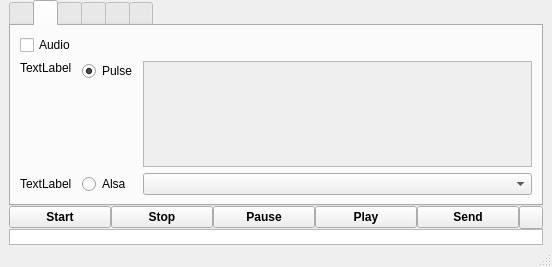
yanuarakhid/vokoscreen, file vokoscreen.ui: the form before one commit.
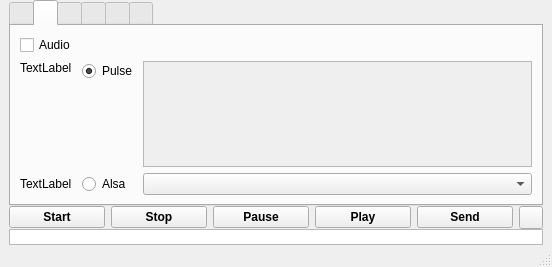
The form after the commit.

Commit message: Button spacing

Diff of the .ui file:
```diff
--- a/vokoscreen.ui
+++ b/vokoscreen.ui
@@ -1111,7 +1111,10 @@
        </widget>
       </item>
       <item>
-       <layout class="QHBoxLayout" name="horizontalLayout">
+       <layout class="QHBoxLayout" name="horizontalLayout" stretch="0,0,0,0,0,0">
+        <property name="spacing">
+         <number>6</number>
+        </property>
         <item>
          <widget class="QPushButton" name="recordButton">
           <property name="font">
```
Left out of the diff: 6 changed lines with no effect on the pictures. The commit also changes 1 other file.
